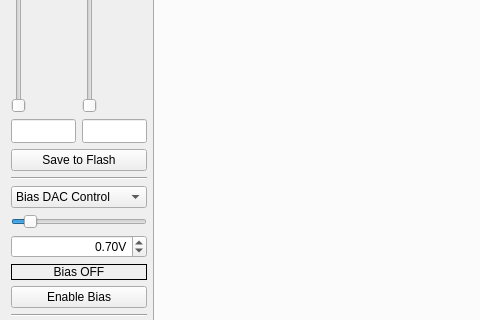
The window that muondetector-gui/src/main/mainwindow.ui (MuonPi/muondetector) describes before a commit, drawn with Qt 5; both pictures show x 0 to 480 and y 310 to 630 of the 816 by 720 pixel window.
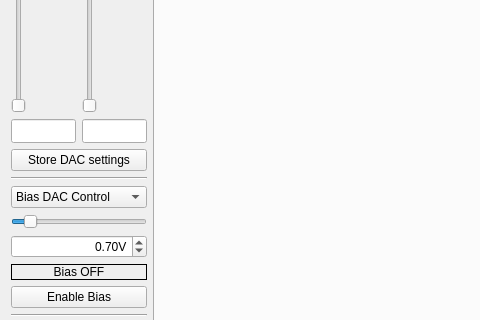
The same window after the commit.

Patch:
```diff
--- a/muondetector-gui/src/main/mainwindow.ui
+++ b/muondetector-gui/src/main/mainwindow.ui
@@ -284,7 +284,7 @@
       <item>
        <widget class="QPushButton" name="saveThresholdsButton">
         <property name="text">
-         <string>Save to Flash</string>
+         <string>Store DAC settings</string>
         </property>
        </widget>
       </item>
```
Left out of the diff: 2 changed lines with no effect on the pictures.
